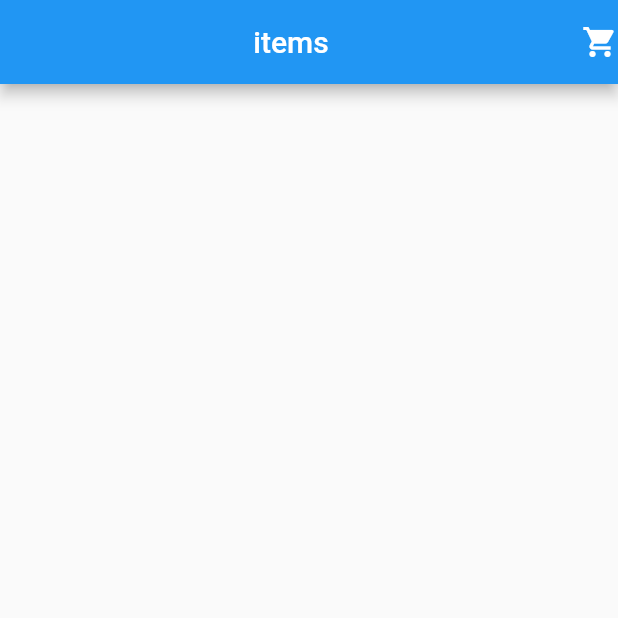
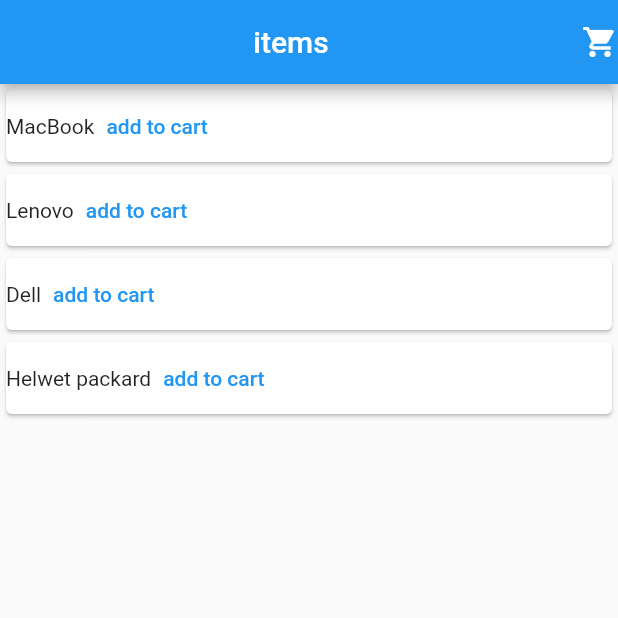
Before and after one commit to flavian-anselmo/shopping-cart, a Flutter app: the screen it shows after launch, on a phone screen of 412 x 824 dp, the top half of it. Run offline on Flutter 3.47's test engine with Material 2 defaults, Android fonts, the phone set to English and light mode, and no system bars.

Commit message:
added a change notifier plus methods to update the cart (bug of null type error)

```diff
--- a/cart/lib/main.dart
+++ b/cart/lib/main.dart
@@ -1,6 +1,8 @@
+import 'package:cart/provider/provider.dart';
 import 'package:cart/screens/cart.dart';
 import 'package:cart/screens/items.dart';
 import 'package:flutter/material.dart';
+import 'package:provider/provider.dart';
 
 void main() {
   runApp(MyApp());
@@ -10,7 +12,11 @@ class MyApp extends StatelessWidget {
   // This widget is the root of your application.
   @override
   Widget build(BuildContext context) {
-    return MaterialApp(
+    return ChangeNotifierProvider(
+      //RAISE STATE AT THE HIGHEST PART POSSIBLE
+      //for our case it is the cartModel
+      create: (context)=>CartModel(),
+      child: MaterialApp(
         title:'cart demo',
         debugShowCheckedModeBanner: false,
         theme: ThemeData(
@@ -22,6 +28,15 @@ class MyApp extends StatelessWidget {
           ItemsToCart.id:(context)=>ItemsToCart(),
           CartAdded.id:(context)=>CartAdded(),
         },
+      ),
     );
   }
 }
+
+
+/**@documentation
+ * include the change notifier in the highest possible level
+ * so that data can be shared .I will add it at main level so that the
+ * data will be available across the whole application
+ * Wrap it around the materialapp widget which is the main point of my app
+ */
--- a/cart/lib/provider/provider.dart
+++ b/cart/lib/provider/provider.dart
@@ -1,23 +1,38 @@
 import 'package:flutter/widgets.dart';
 
+class Items {
+  static List<String> cartItems = [
+    'MacBook',
+    'Lenovo',
+    'Dell',
+    'Helwet packard'
+  ];
+  static List getListOfItems() {
+    return cartItems;
+    //return the existing list of the items in the items screen
+    //this are the items that the user will click to add to the
+    //list of items in the cart
+  }
+}
+
 class CartModel extends ChangeNotifier {
-  List<String> cartItems = [];
+  static List cart = [];
   //method to add items to the cart
   void addToCart(String item) {
-    cartItems.add(item);
+    cart.add(item);
     //allow the user to add items in the cart
     notifyListeners();
   }
 
   //method to delete item form the cart
   void deleteFromCart(String item) {
-    cartItems.remove(item);
+    cart.remove(item);
     //allow the user to remove items from the cart
     notifyListeners();
   }
 
   List getCartItems() {
-    return cartItems;
+    return cart;
     //return all the items that are added to the cart
   }
 }
--- a/cart/lib/screens/cart.dart
+++ b/cart/lib/screens/cart.dart
@@ -1,3 +1,4 @@
+import 'package:cart/provider/provider.dart';
 import 'package:flutter/material.dart';
 
 class CartAdded extends StatefulWidget {
@@ -16,7 +17,14 @@ class _CartAddedState extends State<CartAdded> {
         title: Text('data'),
       ),
       body: SafeArea(
-        child: Container(),
+        child: ListView.builder(
+          itemCount: CartModel.cart.length,
+          itemBuilder: (BuildContext context, int index) {
+          return Card(
+            child: Text(CartModel.cart[index]),
+          );
+         },
+        ),
       ),
     );
   }
--- a/cart/lib/screens/items.dart
+++ b/cart/lib/screens/items.dart
@@ -1,5 +1,7 @@
+import 'package:cart/provider/provider.dart';
 import 'package:cart/screens/cart.dart';
 import 'package:flutter/material.dart';
+import 'package:provider/provider.dart';
 
 class ItemsToCart extends StatefulWidget {
   ItemsToCart({Key? key}) : super(key: key);
@@ -30,7 +32,26 @@ class _ItemsToCartState extends State<ItemsToCart> {
         ],
       ),
       body: SafeArea(
-        child: ListView(),
+        child: ListView.builder(
+          itemCount: Items.cartItems.length,
+          itemBuilder: (BuildContext context, int index) {
+            return Card(
+                child: Row(
+              children: [
+                Text(Items.cartItems[index]),
+                TextButton(
+                  onPressed: () {
+                    //add the item to the cart
+                    //the cart is the checkout screem
+                    Provider.of<CartModel>(context, listen: true)
+                        .addToCart(Items.cartItems[index]);
+                  },
+                  child: Text('add to cart'),
+                )
+              ],
+            ));
+          },
+        ),
       ),
     );
   }
```
Lines whose indentation alone changed are shown as unchanged.
